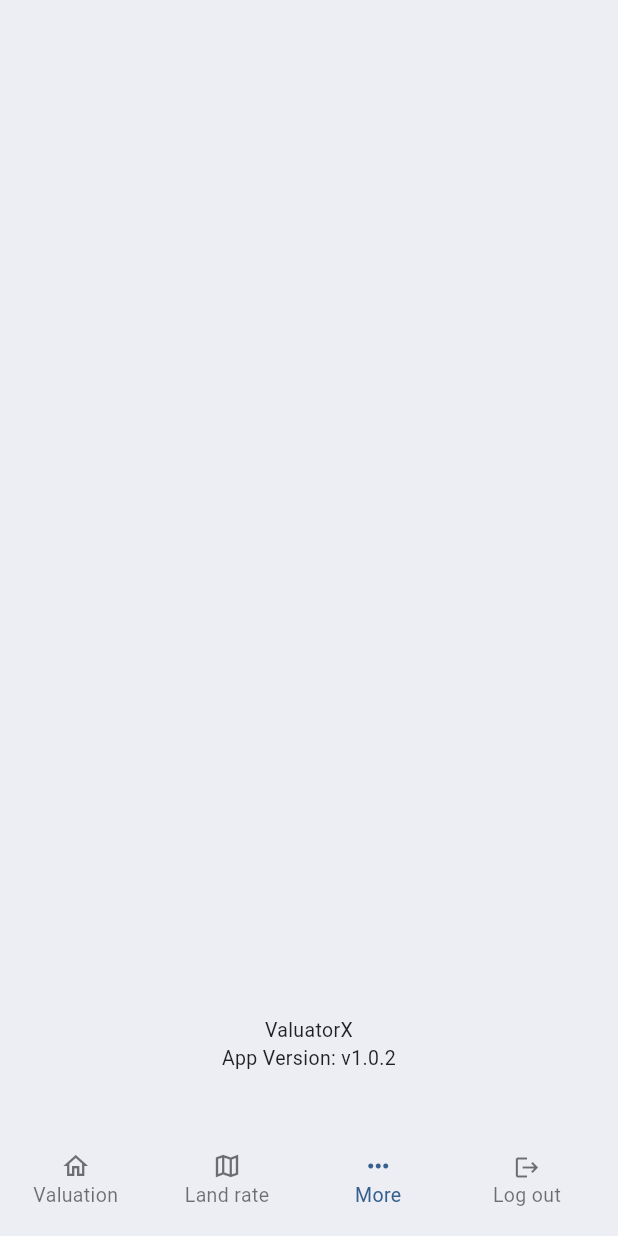
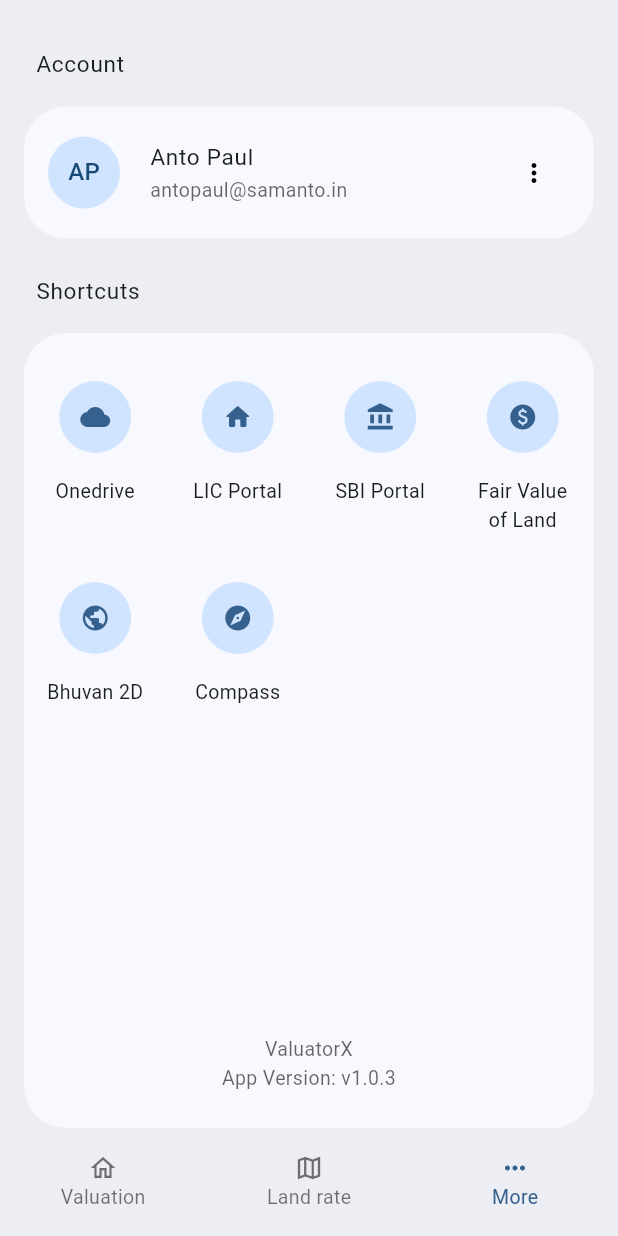
Before and after one commit to deninpaul/ValuatorX, a Flutter app: the HomeScreen screen opened by its route, item 3 of the bottom bar chosen, on a phone screen of 412 x 824 dp. Run offline on Flutter 3.47's test engine with Material 3 defaults, Android fonts, the phone set to English and light mode, and no system bars; our stand-ins replace flutter_compass, flutter_dotenv, flutter_map, geocoding, geolocator, hive_ce and 4 more; missing offline and left inert: dart:html, flutter_map_cache, flutter_map_marker_cluster, flutter_quill, http_cache_hive_store, markdown and 2 more; accounts and stored records are empty.

Commit message:
feat: more page shortcuts + compass
xx

```diff
--- a/lib/main.dart
+++ b/lib/main.dart
@@ -37,7 +37,7 @@ class MyApp extends StatelessWidget {
       child: MaterialApp(
         title: 'ValuatorX',
         color: Colors.white,
-        theme: globalTheme(context),
+        theme: theme(context),
         routes: {
           '/': (context) => const SplashScreen(),
           '/login': (context) => const LoginScreen(),
--- a/lib/pages/common/image/image_picker.dart
+++ b/lib/pages/common/image/image_picker.dart
@@ -60,7 +60,7 @@ class _ImagePickerFieldState extends State<ImagePickerField> with AutomaticKeepA
     final provider = Provider.of<MediaProvider>(context, listen: false);
     final url = await provider.openImageUrl(context, id);
     if (!await launchUrl(Uri.parse(url))) {
-      ScaffoldMessenger.of(context).showSnackBar(SnackBar(content: Text('Could not launch Google Maps')));
+      ScaffoldMessenger.of(context).showSnackBar(SnackBar(content: Text('Could not open image')));
     }
   }
 
--- /dev/null
+++ b/lib/pages/common/tiles/link_tile.dart
@@ -0,0 +1,39 @@
+import 'package:flutter/material.dart';
+
+class LinkTile extends StatelessWidget {
+  final String title;
+  final String subTitle;
+  final IconData? icon;
+  final VoidCallback onPressed;
+  final double width;
+
+  const LinkTile({super.key, required this.title, this.subTitle = "", this.icon, required this.onPressed, this.width = 80});
+
+  @override
+  Widget build(BuildContext context) {
+    final theme = Theme.of(context);
+    final textTheme = theme.textTheme;
+    final colorScheme = theme.colorScheme;
+
+    return Column(
+      spacing: 16,
+      crossAxisAlignment: CrossAxisAlignment.center,
+      children: [
+        if (icon != null)
+          Material(
+            borderRadius: BorderRadius.circular(28),
+            color: colorScheme.primaryContainer,
+            clipBehavior: Clip.hardEdge,
+            child: InkWell(
+              onTap: onPressed,
+              child: Padding(padding: const EdgeInsets.all(14), child: Icon(icon, color: colorScheme.primary, size: 20)),
+            ),
+          ),
+        GestureDetector(
+          onTap: onPressed,
+          child: Text(title, style: textTheme.bodyMedium, overflow: TextOverflow.ellipsis, maxLines: 2, textAlign: TextAlign.center),
+        ),
+      ],
+    );
+  }
+}
--- a/lib/pages/home_screen.dart
+++ b/lib/pages/home_screen.dart
@@ -3,6 +3,7 @@ import 'package:flutter/services.dart';
 import 'package:provider/provider.dart';
 import 'package:valuatorx/models/tab.dart';
 import 'package:valuatorx/pages/land_rate/land_rate_screen.dart';
+import 'package:valuatorx/pages/more/more_screen.dart';
 import 'package:valuatorx/pages/valuation/valuation_screen.dart';
 import 'package:valuatorx/providers/auth_provider.dart';
 import 'package:animations/animations.dart';
@@ -67,12 +68,7 @@ class _HomeScreenState extends State<HomeScreen> {
         title: "More tools",
         icon: Icon(Icons.more_horiz_outlined),
         selectedIcon: Icon(Icons.more_horiz_rounded),
-        child: Container(
-          alignment: Alignment.bottomCenter,
-          padding: EdgeInsets.only(bottom: 36),
-          child: Text("ValuatorX\nApp Version: v1.0.2", textAlign: TextAlign.center,
-          style: TextStyle(color: Colors.black87),),
-        ),
+        child: MoreScreen(),
       ),
     ];
   }
@@ -147,25 +143,13 @@ class _HomeScreenState extends State<HomeScreen> {
                 ? Container(
                   padding: EdgeInsets.symmetric(vertical: 8),
                   color: colorScheme.surfaceContainer,
-                  child: Row(
-                    crossAxisAlignment: CrossAxisAlignment.start,
-                    children: [
-                      Expanded(
                   child: BottomNavigationBar(
                     elevation: 0,
                     onTap: onSelectTab,
                     currentIndex: selectedIndex,
                     backgroundColor: colorScheme.surfaceContainer,
                     landscapeLayout: BottomNavigationBarLandscapeLayout.centered,
-                          items: [
-                            ...tabs.map((tab) => BottomNavigationBarItem(icon: tab.icon, activeIcon: tab.selectedIcon, label: tab.name)),
-                          ],
-                        ),
-                      ),
-                      SizedBox(width: 16),
-                      LogOutButtonMobile(onTap: signOut),
-                      SizedBox(width: 28),
-                    ],
+                    items: [...tabs.map((tab) => BottomNavigationBarItem(icon: tab.icon, activeIcon: tab.selectedIcon, label: tab.name))],
                   ),
                 )
                 : null,
--- a/lib/pages/land_rate/land_rate_details.dart
+++ b/lib/pages/land_rate/land_rate_details.dart
@@ -51,7 +51,7 @@ class LandRateDetails extends StatelessWidget {
 
     onOpenMapAction() async {
       final url = Uri.parse('https://www.google.com/maps/search/?api=1&query=${landRate.latitude},${landRate.longitude}');
-      if (!await launchUrl(url)) {
+      if (!await launchUrl(url, mode: LaunchMode.externalApplication)) {
         ScaffoldMessenger.of(context).showSnackBar(SnackBar(content: Text('Could not launch Google Maps')));
       }
     }
--- a/lib/pages/land_rate/land_rate_screen.dart
+++ b/lib/pages/land_rate/land_rate_screen.dart
@@ -12,7 +12,7 @@ import 'package:valuatorx/pages/common/expandable_list.dart';
 import 'package:valuatorx/pages/common/map/cluster_icon.dart';
 import 'package:valuatorx/pages/common/header/search_header.dart';
 import 'package:valuatorx/pages/common/map/map_wrapper.dart';
-import 'package:valuatorx/pages/common/summary_tile.dart';
+import 'package:valuatorx/pages/common/tiles/summary_tile.dart';
 import 'package:valuatorx/pages/common/map/numbered_marker.dart';
 import 'package:valuatorx/pages/land_rate/land_rate_details.dart';
 import 'package:valuatorx/pages/land_rate/land_rate_form.dart';
--- /dev/null
+++ b/lib/pages/more/more_screen.dart
@@ -0,0 +1,178 @@
+import 'package:flutter/material.dart';
+import 'package:provider/provider.dart';
+import 'package:url_launcher/url_launcher.dart';
+import 'package:valuatorx/pages/common/tiles/link_tile.dart';
+import 'package:valuatorx/pages/more/compass_screen.dart';
+import 'package:valuatorx/providers/auth_provider.dart';
+import 'package:valuatorx/utils/common.dart';
+
+class MoreScreen extends StatelessWidget {
+  const MoreScreen({super.key});
+
+  @override
+  Widget build(BuildContext context) {
+    final theme = Theme.of(context);
+    final colorScheme = theme.colorScheme;
+    final textTheme = theme.textTheme;
+    final authProvider = Provider.of<AuthProvider>(context);
+    int columnCount =
+        isMobile(context)
+            ? 4
+            : isDesktop(context)
+            ? 11
+            : 5;
+
+    onLogOut() {
+      authProvider.signOut();
+      Navigator.pushNamedAndRemoveUntil(context, '/', (Route<dynamic> route) => false);
+    }
+
+    onOpenURL(String url) async {
+      if (!await launchUrl(Uri.parse(url), mode: LaunchMode.externalApplication)) {
+        ScaffoldMessenger.of(context).showSnackBar(SnackBar(content: Text('Could not launch Google Maps')));
+      }
+    }
+
+    return Scaffold(
+      backgroundColor: colorScheme.surfaceContainer,
+      body: Padding(
+        padding: EdgeInsets.symmetric(horizontal: 0),
+        child: Column(
+          mainAxisAlignment: MainAxisAlignment.spaceBetween,
+          children: [
+            Expanded(
+              child: Column(
+                crossAxisAlignment: CrossAxisAlignment.stretch,
+                children: [
+                  MoreTitle(title: "Account"),
+                  Container(
+                    padding: EdgeInsets.symmetric(horizontal: 16, vertical: 20),
+                    decoration: BoxDecoration(color: colorScheme.surface, borderRadius: BorderRadius.circular(28)),
+                    child: Row(
+                      mainAxisAlignment: MainAxisAlignment.spaceBetween,
+                      children: [
+                        Row(
+                          spacing: 20,
+                          children: [
+                            CircleAvatar(backgroundColor: colorScheme.primaryContainer, radius: 24, child: Text("AP")),
+                            Column(
+                              crossAxisAlignment: CrossAxisAlignment.start,
+                              children: [
+                                Text("Anto Paul", style: textTheme.bodyLarge),
+                                Text("antopaul@samanto.in", style: textTheme.bodyMedium!.copyWith(color: theme.hintColor)),
+                              ],
+                            ),
+                          ],
+                        ),
+                        PopupMenuButton(
+                          offset: const Offset(-16, 44),
+                          itemBuilder:
+                              (ctx) => [
+                                PopupMenuItem(
+                                  onTap: () => onOpenURL('https://myaccount.microsoft.com/'),
+                                  child: Text("View account", style: textTheme.bodyMedium),
+                                ),
+                                PopupMenuItem(onTap: onLogOut, child: Text("Log out", style: textTheme.bodyMedium)),
+                              ],
+                        ),
+                      ],
+                    ),
+                  ),
+                  SizedBox(height: 8),
+                  MoreTitle(title: "Shortcuts"),
+                  Expanded(
+                    child: Container(
+                      padding: EdgeInsets.symmetric(horizontal: 8, vertical: 24),
+                      decoration: BoxDecoration(color: colorScheme.surface, borderRadius: BorderRadius.circular(28)),
+                      child: Column(
+                        crossAxisAlignment: CrossAxisAlignment.stretch,
+                        children: [
+                          SizedBox(height: 8),
+                          LayoutBuilder(
+                            builder: (context, constraints) {
+                              double spacing = 16;
+                              double itemWidth = (constraints.maxWidth - (columnCount - 1) * spacing) / columnCount;
+                              final tiles = [
+                                LinkTile(
+                                  onPressed: () => onOpenURL('http://bit.ly/4lZL6ah'),
+                                  title: "Onedrive",
+                                  subTitle: "Open",
+                                  icon: Icons.cloud,
+                                ),
+                                LinkTile(
+                                  onPressed: () => onOpenURL('https://mapp.lichousing.com/LIC-HFL-VYOM/login'),
+                                  title: "LIC Portal",
+                                  subTitle: "Open",
+                                  icon: Icons.home_rounded,
+                                ),
+                                LinkTile(
+                                  onPressed: () => onOpenURL('https://vvm.bank.sbi:9445/VVM/portal/'),
+                                  title: "SBI Portal",
+                                  subTitle: "Open",
+                                  icon: Icons.account_balance,
+                                ),
+                                LinkTile(
+                                  onPressed: () => onOpenURL('https://igr.kerala.gov.in/index.php/fairvalue/view_fairvalue'),
+                                  title: "Fair Value \nof Land",
+                                  subTitle: "Open",
+                                  icon: Icons.paid_rounded,
+                                ),
+                                LinkTile(
+                                  onPressed: () => onOpenURL('https://bhuvan-app1.nrsc.gov.in/bhuvan2d2.0/'),
+                                  title: "Bhuvan 2D",
+                                  subTitle: "Open",
+                                  icon: Icons.public_rounded,
+                                ),
+                                LinkTile(
+                                  onPressed: () => Navigator.push(context, MaterialPageRoute(builder: (context) => CompassScreen())),
+                                  title: "Compass",
+                                  subTitle: "Open",
+                                  icon: Icons.explore_rounded,
+                                ),
+                              ];
+                              return Wrap(
+                                spacing: spacing,
+                                runSpacing: 32,
+                                alignment: WrapAlignment.start,
+                                crossAxisAlignment: WrapCrossAlignment.start,
+                                children: [...tiles.map((tile) => SizedBox(width: itemWidth, child: tile))],
+                              );
+                            },
+                          ),
+                          Spacer(),
+                          Container(
+                            padding: EdgeInsets.only(bottom: 0, top: 16),
+                            child: Text(
+                              "ValuatorX\nApp Version: v1.0.3",
+                              textAlign: TextAlign.center,
+                              style: TextStyle(color: theme.hintColor),
+                            ),
+                          ),
+                        ],
+                      ),
+                    ),
+                  ),
+                ],
+              ),
+            ),
+            if (!isMobile(context)) SizedBox(height: 24),
+          ],
+        ),
+      ),
+    );
+  }
+}
+
+class MoreTitle extends StatelessWidget {
+  final String title;
+  const MoreTitle({super.key, required this.title});
+
+  @override
+  Widget build(BuildContext context) {
+    final theme = Theme.of(context);
+    final textTheme = theme.textTheme;
+
+    return Padding(padding: EdgeInsets.symmetric(vertical: 16, horizontal: 8), child: Text(title, style: textTheme.bodyLarge));
+    ;
+  }
+}
--- a/lib/pages/valuation/valuation_details.dart
+++ b/lib/pages/valuation/valuation_details.dart
@@ -160,7 +160,8 @@ class _ValuationDetailsState extends State<ValuationDetails> with TickerProvider
                   spacing: 12,
                   children: [
                     if (!isMobile(context))
-                      Row(
+                      IntrinsicHeight(
+                        child: Row(
                           spacing: 16,
                           children: [
                             Expanded(
@@ -182,6 +183,7 @@ class _ValuationDetailsState extends State<ValuationDetails> with TickerProvider
                               ),
                             ),
                           ],
+                        ),
                       )
                     else ...[
                       ViewTile(
--- a/lib/providers/valuation_provider.dart
+++ b/lib/providers/valuation_provider.dart
@@ -46,10 +46,11 @@ class ValuationProvider extends ChangeNotifier {
   }
 
   List<Valuation> getSearchResults({String query = "", String filter = ""}) {
+    query = normalizeString(query);
     var result = allValutions.where(
-      (val) => "${val.reportReference} ${val.status} ${val.dateOfInspection} ${val.village} ${val.taluk} ${val.mortgagorDetail} ${val.fileAllocationDetail}"
-          .toLowerCase()
-          .contains(query.toLowerCase()),
+      (val) => normalizeString(
+        [val.reportReference, val.dateOfInspection, val.village, val.taluk, val.mortgagorDetail, val.fileAllocationDetail].join(' '),
+      ).contains(query),
     );
     switch (filter) {
       case "In progress":
@@ -78,7 +79,8 @@ class ValuationProvider extends ChangeNotifier {
       final values = await service.generateTableValues(client: client, data: newValuation.toJson());
       await service.addToExcelTable(client: client, values: values);
       debugPrint("New Valuation added to Excel table successfully.");
-      await getValuations(context, refresh: false);
+      valuations = [newValuation, ...valuations];
+      getValuations(context, refresh: false);
       success = true;
     } catch (e) {
       debugPrint("Failed to add Valuation: ${e.toString()}");
@@ -97,7 +99,8 @@ class ValuationProvider extends ChangeNotifier {
       final values = await service.generateTableValues(client: client, data: valuation.toJson());
       await service.updateExcelTableRow(client: client, index: valuation.id, values: values);
       debugPrint("Valuation ${valuation.reportReference} updated in Excel table successfully.");
-      await getValuations(context, refresh: false);
+      valuations[valuations.indexWhere((v) => v.id == valuation.id)] = valuation;
+      getValuations(context, refresh: false);
       success = true;
     } catch (e) {
       debugPrint("Failed to update Valuation: ${e.toString()}");
@@ -114,7 +117,8 @@ class ValuationProvider extends ChangeNotifier {
       final client = await authProvider.getClient();
       await service.deleteExcelTableRow(client: client, index: valuation.id);
       debugPrint("Valuation ${valuation.reportReference} deleted from Excel table successfully.");
-      await getValuations(context, refresh: false);
+      valuations.removeWhere((v) => v.id == valuation.id);
+      getValuations(context, refresh: false);
     } catch (e) {
       debugPrint("Failed to delete Valuation: ${e.toString()}");
     } finally {
--- a/lib/utils/common.dart
+++ b/lib/utils/common.dart
@@ -55,6 +55,10 @@ EdgeInsets formPadding(context) => EdgeInsets.symmetric(
   vertical: 32,
 );
 
+String normalizeString(String input) {
+  return input.toLowerCase().replaceAll(RegExp(r'[^\w]+'), ' ').trim();
+}
+
 String extractPersons(String input) {
   final results = <String>[];
   input = input.replaceAll("\n", ", ");
--- a/pubspec.yaml
+++ b/pubspec.yaml
@@ -1,7 +1,7 @@
 name: valuatorx
 description: "Create and manage valuation reports and more with ValuatorX"
 publish_to: 'none'
-version: 1.0.2+18
+version: 1.0.3+23
 environment:
   sdk: ^3.7.0
 dependencies:
@@ -30,6 +30,7 @@ dependencies:
   url_launcher: ^6.3.1
   webview_flutter: ^4.0.0
   markdown: ^7.3.0
+  flutter_compass: ^0.8.1
 dev_dependencies:
   flutter_test:
     sdk: flutter
```
Also changed, not shown: lib/pages/common/tiles/info_tile.dart (renamed from lib/pages/common/view/info_tile.dart, +3 -5 lines), lib/pages/common/tiles/summary_tile.dart (renamed from lib/pages/common/summary_tile.dart, +8 -2 lines), lib/pages/more/compass_screen.dart (added, +164 -0 lines), lib/pages/valuation/valuation_form.dart (+4 -4 lines), lib/pages/valuation/valuation_screen.dart (+4 -3 lines), lib/utils/theme.dart (+19 -21 lines), pubspec.lock, 1 other file. Lines whose indentation alone changed are shown as unchanged.
